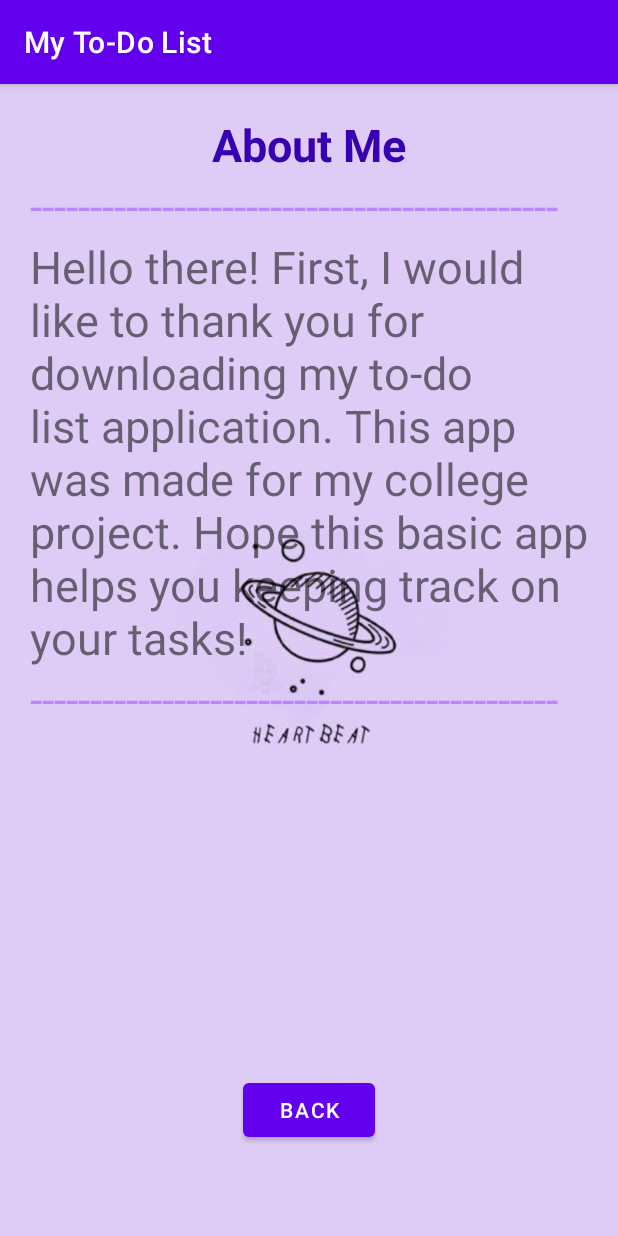
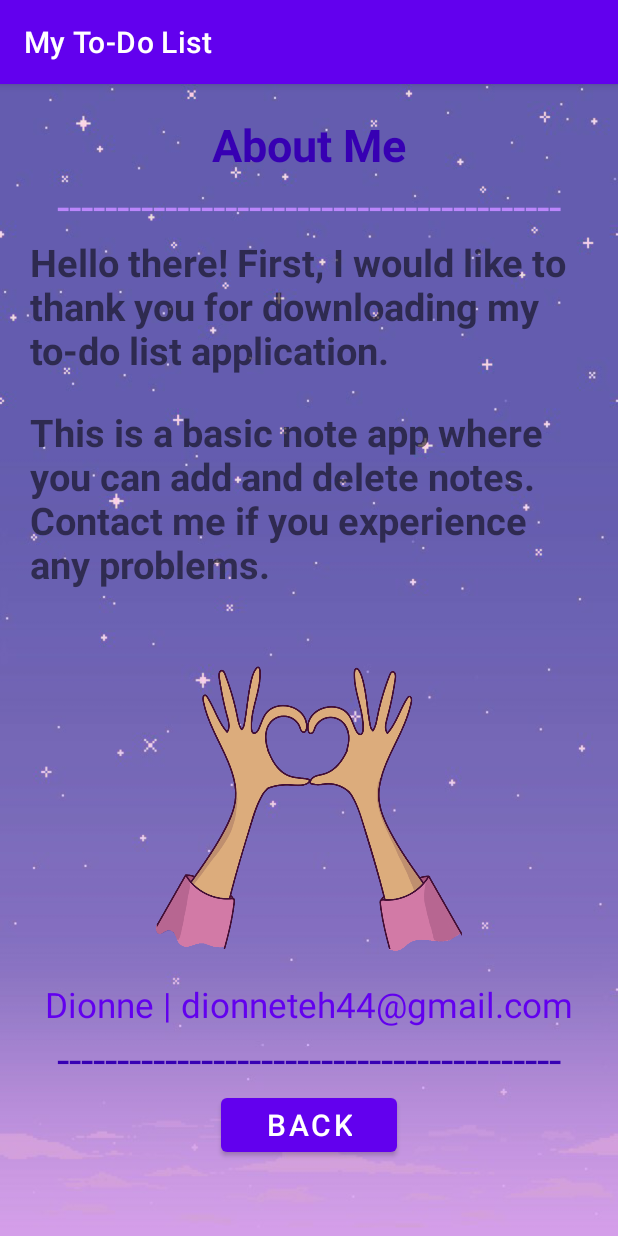
Before and after one commit to dionnieteh/to-do-list, an Android app: the about_us screen opened directly, with no data from a screen before it, on a phone screen of 412 x 824 dp. Run offline under Robolectric (Android 15) with nearby library versions, the phone set to English and light mode, and no system bars.

Commit message:
code complete. need to rearrange code

```diff
--- a/app/src/main/java/com/example/assignment2/MainActivity.java
+++ b/app/src/main/java/com/example/assignment2/MainActivity.java
@@ -50,8 +50,11 @@ public class MainActivity extends AppCompatActivity {
             startActivity(intent);
             return true; // the user select add menu item
         }
-        else{
-
+        else if (item.getItemId() == R.id.about_us){
+            Intent intent = new Intent(getApplicationContext(),
+                    about_us.class); // open the link and page
+            startActivity(intent);
+            return true;
         }
         //diy about us here
 
--- a/app/src/main/java/com/example/assignment2/about_us.java
+++ b/app/src/main/java/com/example/assignment2/about_us.java
@@ -2,7 +2,9 @@ package com.example.assignment2;
 
 import androidx.appcompat.app.AppCompatActivity;
 
+import android.content.Intent;
 import android.os.Bundle;
+import android.view.View;
 
 public class about_us extends AppCompatActivity {
 
@@ -11,4 +13,7 @@ public class about_us extends AppCompatActivity {
         super.onCreate(savedInstanceState);
         setContentView(R.layout.activity_about_us);
     }
+    public void back (View view){
+        startActivity(new Intent(about_us.this, MainActivity.class));
+    }
 }
--- a/app/src/main/res/layout/activity_about_us.xml
+++ b/app/src/main/res/layout/activity_about_us.xml
@@ -27,23 +27,57 @@
         android:textColor="@color/purple_200"
         android:layout_below="@id/about_me"
         android:text="@string/line1"
+        android:layout_centerHorizontal="true"
         />
     <TextView
         android:layout_width="wrap_content"
         android:layout_height="wrap_content"
-        android:textSize="30sp"
+        android:textSize="25sp"
         android:layout_below="@id/deco1"
-        android:id="@+id/about_text"
-        android:text="@string/about_text"
+        android:id="@+id/about_text1"
+        android:text="@string/about_text1"
+        android:textStyle="bold"
         />
+
+    <TextView
+        android:layout_width="wrap_content"
+        android:layout_height="wrap_content"
+        android:textSize="25sp"
+        android:layout_below="@id/about_text1"
+        android:id="@+id/about_text2"
+        android:layout_marginTop="20dp"
+        android:text="@string/about_text2"
+        android:textStyle="bold"
+
+        />
+
+    <ImageView
+        android:layout_width="240dp"
+        android:layout_height="190dp"
+        android:layout_above="@id/about_text3"
+      android:layout_centerHorizontal="true"
+android:layout_marginBottom="20dp"
+        android:src="@drawable/img" />
+
+    <TextView
+        android:id="@+id/about_text3"
+        android:layout_width="wrap_content"
+        android:layout_height="wrap_content"
+        android:text="@string/about_text3"
+        android:layout_above="@id/deco2"
+        android:textColor="@color/purple_500"
+        android:layout_centerHorizontal="true"
+        android:textSize="23sp" />
 
     <TextView
         android:id="@+id/deco2"
         android:layout_width="wrap_content"
         android:layout_height="wrap_content"
+        android:layout_above="@id/backBtn"
         android:text="@string/line1"
-        android:layout_below="@id/about_text"
-        android:textColor="@color/purple_200"
+        android:layout_centerHorizontal="true"
+
+        android:textColor="@color/purple_700"
         android:textSize="30sp" />
 
     <Button
@@ -52,8 +86,10 @@
         android:layout_height="wrap_content"
         android:layout_centerHorizontal="true"
         android:layout_alignParentBottom="true"
-        android:layout_marginBottom="40dp"
+        android:layout_marginBottom="30dp"
         android:onClick="back"
+        android:textSize="20sp"
+        android:paddingHorizontal="30dp"
         android:text="@string/back"/>
 
 </RelativeLayout>
--- a/app/src/main/res/layout/activity_note_editor.xml
+++ b/app/src/main/res/layout/activity_note_editor.xml
@@ -37,6 +37,8 @@
         android:layout_alignParentBottom="true"
         android:layout_marginBottom="40dp"
         android:onClick="back"
+        android:textSize="20sp"
+        android:paddingHorizontal="30dp"
         android:text="@string/back"/>
 
 </RelativeLayout>
--- a/app/src/main/res/values/strings.xml
+++ b/app/src/main/res/values/strings.xml
@@ -2,9 +2,11 @@
     <string name="app_name">My To-Do List</string>
     <string name="menuItem1">Add note</string>
     <string name="menuItem2">About us</string>
-    <string name="editing">You are editing...</string>
+    <string name="editing">You are editing…</string>
     <string name="back">Back</string>
     <string name="about_me">About Me</string>
-    <string name="about_text">Hello there! First, I would like to thank you for downloading my to-do list application. This app was made for my college project. Hope this basic app helps you keeping track on your tasks!</string>
-    <string name="line1">--------------------------------------------</string>
+    <string name="line1">------------------------------------------</string>
+    <string name="about_text1">Hello there! First, I would like to thank you for downloading my to-do list application. </string>
+    <string name="about_text2">This is a basic note app where you can add and delete notes. Contact me if you experience any problems.</string>
+    <string name="about_text3">Dionne | dionneteh44@gmail.com</string>
 </resources>
```
Also changed, not shown: app/src/main/res/drawable/bg3.jpg (deleted), app/src/main/res/drawable/bg3.png (added), app/src/main/res/drawable/img.png (added).
